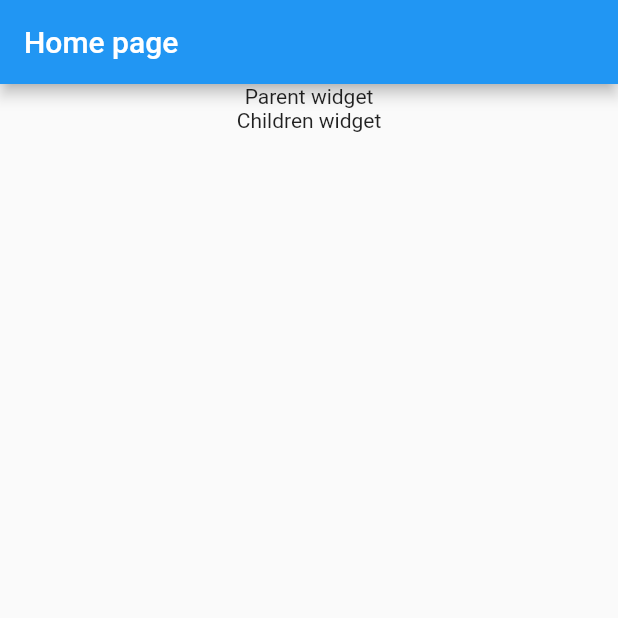
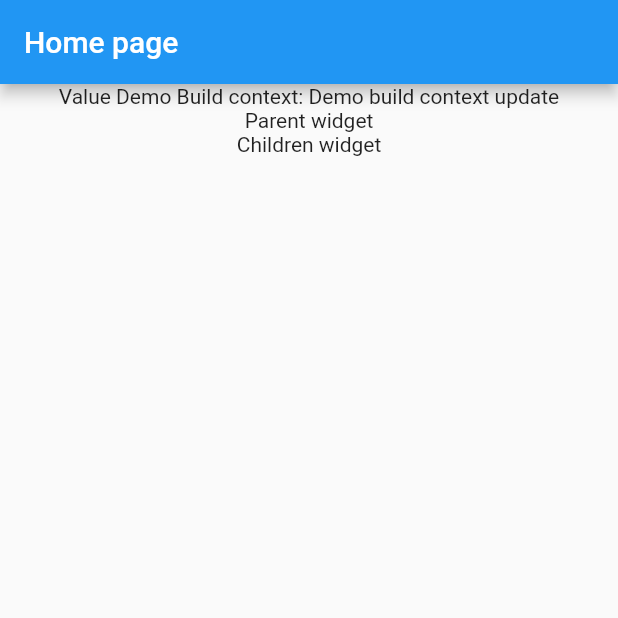
Before and after one commit to phamtanphat/flutter_hello_word_25042023, a Flutter app: the screen it shows after launch, on a phone screen of 412 x 824 dp, the top half of it. Run offline on Flutter 3.47's test engine with Material 2 defaults, Android fonts, the phone set to English and light mode, and no system bars.

Commit message:
value from widget

```diff
--- a/lib/demo_build_context_widget.dart
+++ b/lib/demo_build_context_widget.dart
@@ -1,7 +1,11 @@
 import 'package:flutter/material.dart';
 
 class DemoBuildContextWidget extends StatefulWidget {
-  String name = "Demo build context";
+  String name = "Demo build context update";
+
+  static DemoBuildContextWidget? of(BuildContext context) {
+    return context.findAncestorWidgetOfExactType();
+  }
 
   @override
   State<DemoBuildContextWidget> createState() => _DemoBuildContextWidgetState();
@@ -29,8 +33,10 @@ class ParentWidget extends StatefulWidget {
 class _ParentWidgetState extends State<ParentWidget> {
   @override
   Widget build(BuildContext context) {
+    DemoBuildContextWidget? demoBuildContextWidget = DemoBuildContextWidget.of(context);
     return Column(
       children: [
+        Text("Value Demo Build context: ${demoBuildContextWidget?.name}"),
         Text("Parent widget"),
         widget.child
       ],
```
